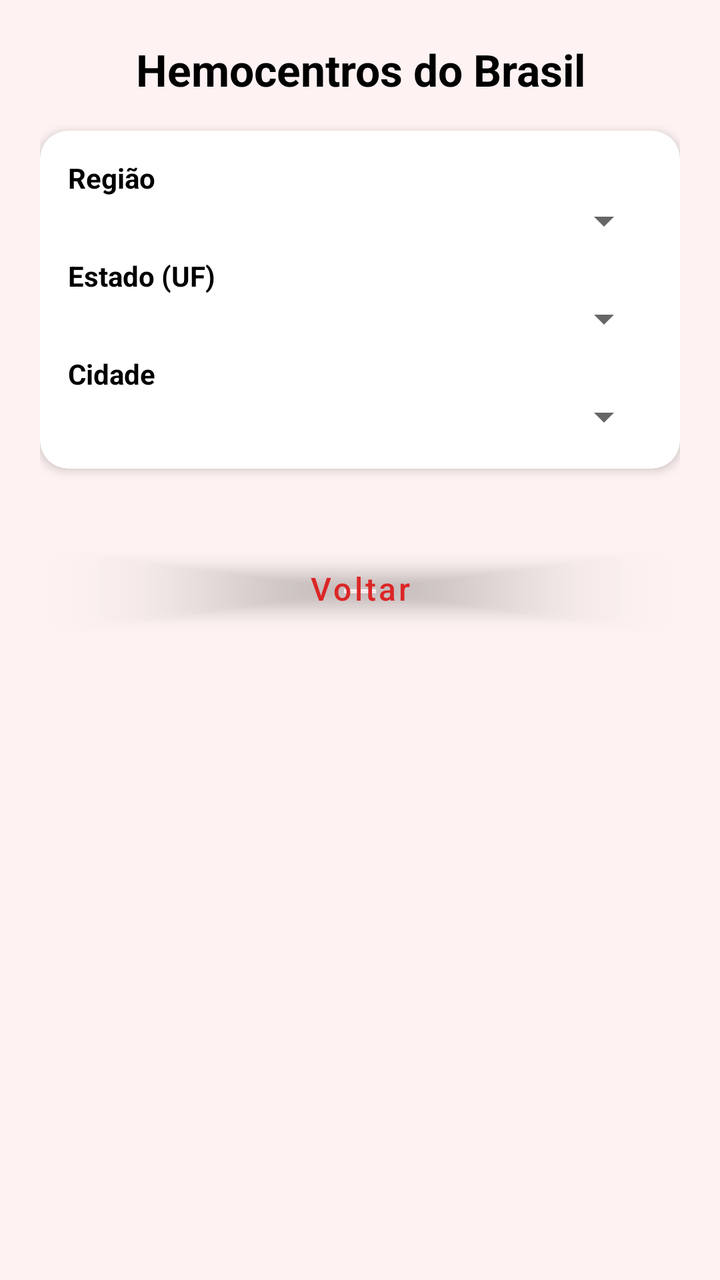
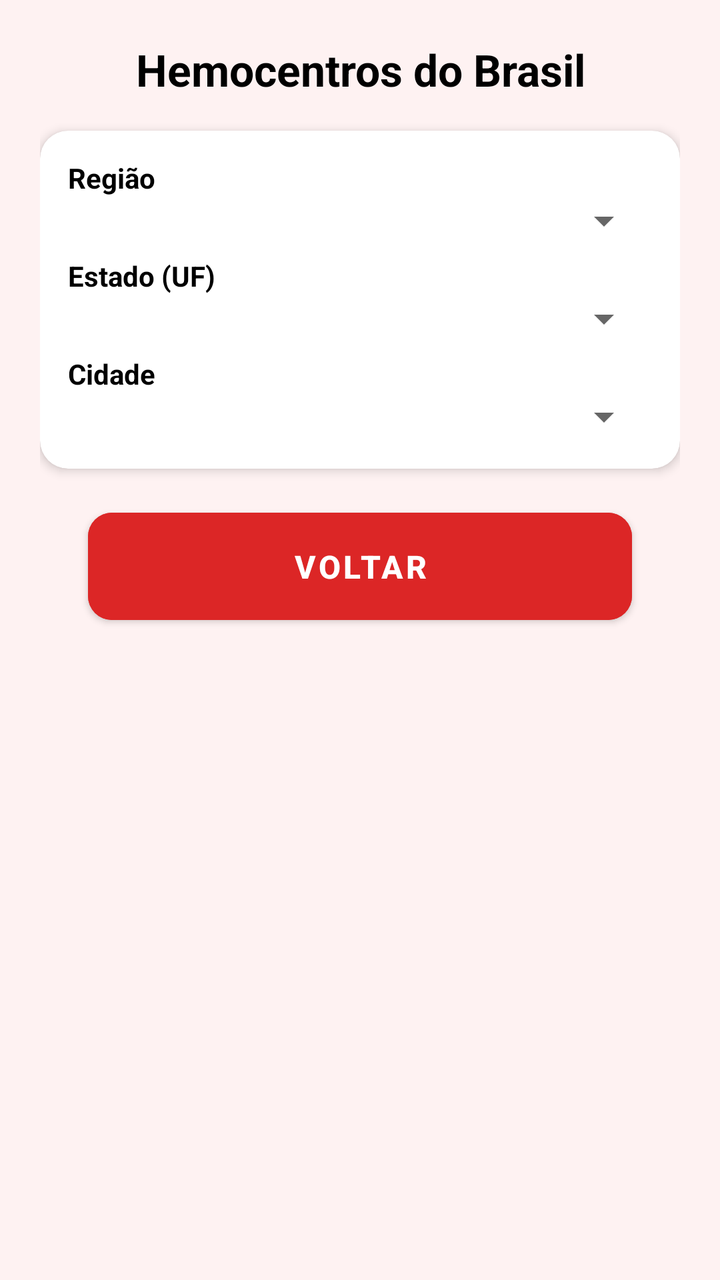

Before-and-after screenshots of an Android layout around one commit, followed by the original layout XML and the change that was made.
<!-- AndroidManifest.xml: activity theme Theme.Newvitalgest01 -->
<!-- res/layout/activity_hemocentros_proximos.xml -->
<?xml version="1.0" encoding="utf-8"?>
<androidx.constraintlayout.widget.ConstraintLayout xmlns:android="http://schemas.android.com/apk/res/android"
    xmlns:app="http://schemas.android.com/apk/res-auto"
    xmlns:tools="http://schemas.android.com/tools"
    android:layout_width="match_parent"
    android:layout_height="match_parent"
    android:background="@color/fundo_claro"
    tools:context=".view.HemocentrosProximosActivity">

    <ScrollView
        android:id="@+id/scrollHemocentros"
        android:layout_width="0dp"
        android:layout_height="0dp"
        android:fillViewport="true"
        app:layout_constraintTop_toTopOf="parent"
        app:layout_constraintBottom_toBottomOf="parent"
        app:layout_constraintStart_toStartOf="parent"
        app:layout_constraintEnd_toEndOf="parent">

        <LinearLayout
            android:id="@+id/layoutPrincipal"
            android:layout_width="match_parent"
            android:layout_height="wrap_content"
            android:orientation="vertical"
            android:padding="20dp">

            
            <TextView
                android:id="@+id/txtTitulo"
                android:layout_width="match_parent"
                android:layout_height="wrap_content"
                android:text="Hemocentros do Brasil"
                android:textSize="22sp"
                android:textStyle="bold"
                android:textColor="@android:color/black"
                android:gravity="center"
                android:paddingBottom="16dp" />

            
            <com.google.android.material.card.MaterialCardView
                android:id="@+id/cardFiltros"
                android:layout_width="match_parent"
                android:layout_height="wrap_content"
                android:layout_marginBottom="16dp"
                app:cardCornerRadius="14dp"
                app:cardElevation="3dp"
                android:backgroundTint="@android:color/white">

                <LinearLayout
                    android:layout_width="match_parent"
                    android:layout_height="wrap_content"
                    android:orientation="vertical"
                    android:padding="14dp">

                    
                    <TextView
                        android:layout_width="match_parent"
                        android:layout_height="wrap_content"
                        android:text="Região"
                        android:textStyle="bold"
                        android:textColor="@android:color/black" />

                    <Spinner
                        android:id="@+id/spinnerRegiaoFiltro"
                        android:layout_width="match_parent"
                        android:layout_height="wrap_content"
                        android:paddingBottom="6dp" />

                    
                    <TextView
                        android:layout_width="match_parent"
                        android:layout_height="wrap_content"
                        android:text="Estado (UF)"
                        android:textStyle="bold"
                        android:textColor="@android:color/black"
                        android:paddingTop="6dp" />

                    <Spinner
                        android:id="@+id/spinnerUfFiltro"
                        android:layout_width="match_parent"
                        android:layout_height="wrap_content" />

                    
                    <TextView
                        android:layout_width="match_parent"
                        android:layout_height="wrap_content"
                        android:text="Cidade"
                        android:textStyle="bold"
                        android:textColor="@android:color/black"
                        android:paddingTop="6dp" />

                    <Spinner
                        android:id="@+id/spinnerCidadeFiltro"
                        android:layout_width="match_parent"
                        android:layout_height="wrap_content" />

                </LinearLayout>
            </com.google.android.material.card.MaterialCardView>

            
            <androidx.recyclerview.widget.RecyclerView
                android:id="@+id/recyclerHemocentros"
                android:layout_width="match_parent"
                android:layout_height="wrap_content"
                android:nestedScrollingEnabled="false" />

            
            <Button
                android:id="@+id/btnVoltar"
                android:layout_width="match_parent"
                android:layout_height="wrap_content"
                android:text="Voltar"
                android:textSize="16sp"
                android:textAllCaps="false"
                android:layout_marginTop="20dp"
                android:textColor="@color/vermelho_primario"
                android:backgroundTint="@android:color/transparent" />

        </LinearLayout>
    </ScrollView>
</androidx.constraintlayout.widget.ConstraintLayout>
<!-- resources referenced by this layout -->
<resources>
  <color name="fundo_claro">#fef2f2</color>
  <color name="vermelho_primario">#dc2626</color>
  <style name="Theme.Newvitalgest01" parent="Base.Theme.Newvitalgest01" />
  <style name="Base.Theme.Newvitalgest01" parent="Theme.MaterialComponents.DayNight.NoActionBar">
          
          <item name="colorPrimary">@color/azul_primario</item>
          <item name="colorPrimaryVariant">@color/azul_primario</item>
          <item name="colorOnPrimary">@android:color/white</item>
  
          <item name="colorSecondary">@color/vermelho_primario</item>
          <item name="colorAccent">@color/vermelho_primario</item>
  
          
          <item name="android:windowBackground">@android:color/white</item>
          <item name="android:statusBarColor" tools:targetApi="l">@color/azul_primario</item>
  
          
          <item name="android:textColor">@android:color/black</item>
  
          
          <item name="android:fontFamily">sans-serif</item>
          <item name="fontFamily">sans-serif</item>
      </style>
  <color name="azul_primario">#1976D2</color>
</resources>

<!-- the commit's change to res/layout/activity_hemocentros_proximos.xml (unified diff, before → after) -->
@@ -111,10 +111,14 @@
                 android:layout_height="wrap_content"
                 android:text="Voltar"
                 android:textSize="16sp"
-                android:textAllCaps="false"
-                android:layout_marginTop="20dp"
-                android:textColor="@color/vermelho_primario"
-                android:backgroundTint="@android:color/transparent" />
+                android:textStyle="bold"
+                android:textColor="@color/white"
+                android:backgroundTint="@color/vermelho_primario"
+                android:padding="16dp"
+                android:layout_marginStart="24dp"
+                android:layout_marginEnd="24dp"
+                android:layout_marginBottom="16dp"
+                app:cornerRadius="12dp" />
 
         </LinearLayout>
     </ScrollView>
<!-- resource entries referenced after the edit -->
@@ -2,6 +2,7 @@
 <resources>
   <color name="fundo_claro">#fef2f2</color>
   <color name="vermelho_primario">#dc2626</color>
+  <color name="white">#FFFFFFFF</color>
   <style name="Theme.Newvitalgest01" parent="Base.Theme.Newvitalgest01" />
   <style name="Base.Theme.Newvitalgest01" parent="Theme.MaterialComponents.DayNight.NoActionBar">
           
